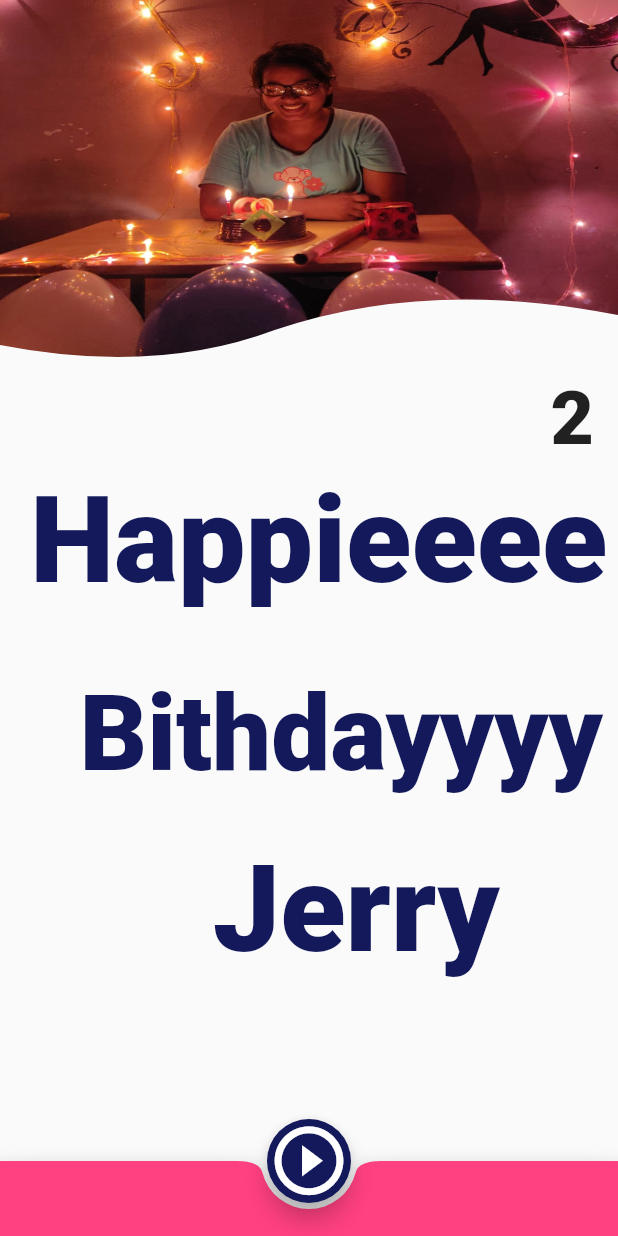
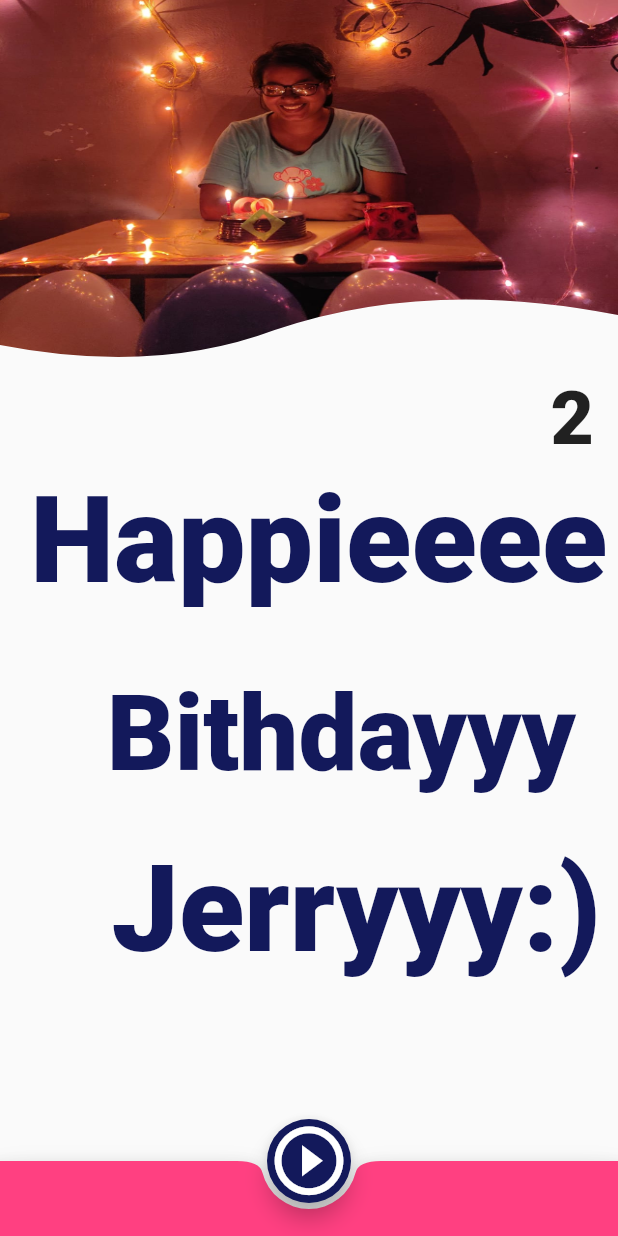
Before and after one commit to khetan15/JerryApp, a Flutter app: the screen it shows after launch, on a phone screen of 412 x 824 dp. Run offline on Flutter 3.47's test engine with Material 2 defaults, Android fonts, the phone set to English and light mode, and no system bars; our stand-ins replace confetti, flutter_custom_clippers, flutter_icons, video_player.

Commit message:
video+msgupdate

```diff
--- a/lib/StartingScreen.dart
+++ b/lib/StartingScreen.dart
@@ -143,14 +143,14 @@ class _StartingScreenState extends State<StartingScreen> {
                   ),
                   SizedBox(height: 40,),
                   Padding(padding: EdgeInsets.only(left: 50),
-                    child: Text("Bithdayyyy",style: TextStyle(
+                    child: Text("Bithdayyy",style: TextStyle(
                         fontWeight: FontWeight.w900,color: Color(0xff13195b),
                         fontSize: 70
                     )),
                   ),
                   SizedBox(height: 30,),
                   Padding(padding: EdgeInsets.only(left: 70),
-                    child: Text("Jerry",style: TextStyle(
+                    child: Text("Jerryyy:)",style: TextStyle(
                         fontWeight: FontWeight.w900,color: Color(0xff13195b),
                         fontSize: 80
                     )),
```
